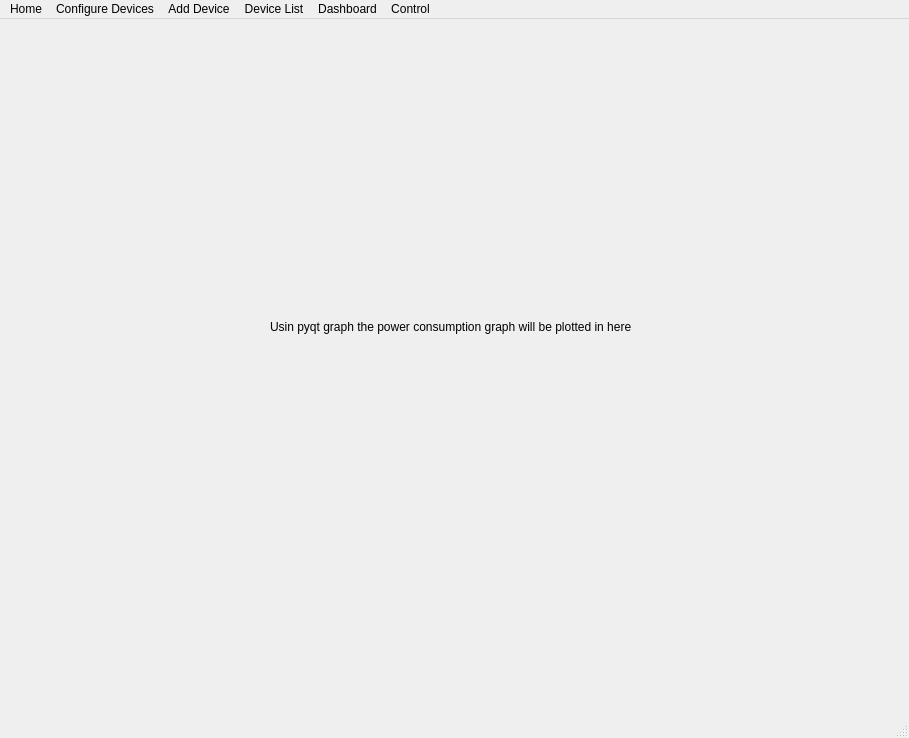
Old version of the form view/Dashboard.ui in the repository abhipray-cpu/home-automatation.
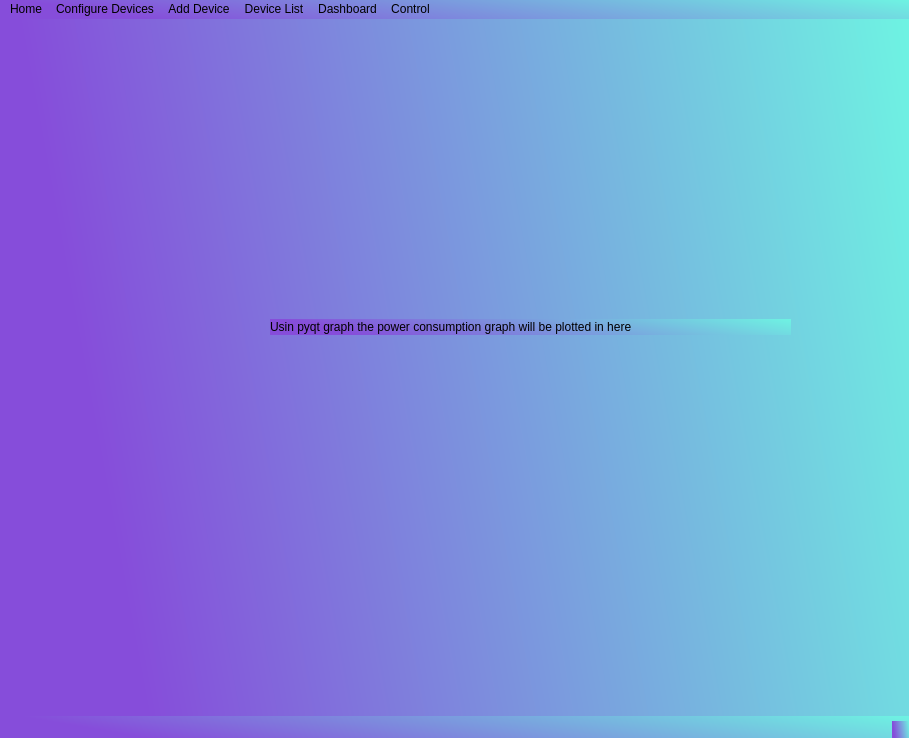
New version of the form.

What changed in the file:
```diff
--- a/view/Dashboard.ui
+++ b/view/Dashboard.ui
@@ -13,6 +13,9 @@
   <property name="windowTitle">
    <string>MainWindow</string>
   </property>
+  <property name="styleSheet">
+   <string notr="true">background-color: qlineargradient(spread:pad, x1:0.039801, y1:0.136, x2:1, y2:0, stop:0 rgba(134, 77, 218, 255), stop:1 rgba(110, 243, 226, 255));</string>
+  </property>
   <widget class="QWidget" name="MainWidget">
    <widget class="QLabel" name="label">
     <property name="geometry">
```
